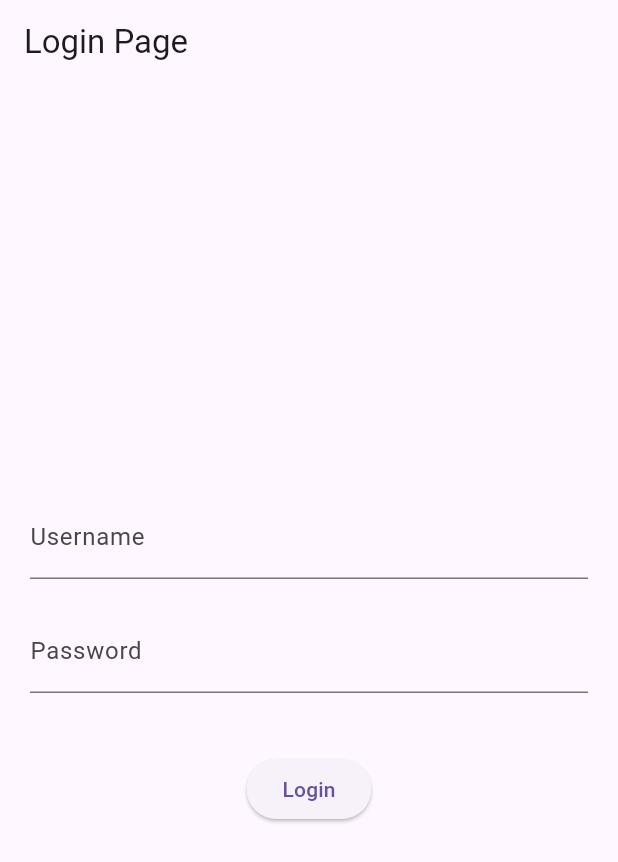
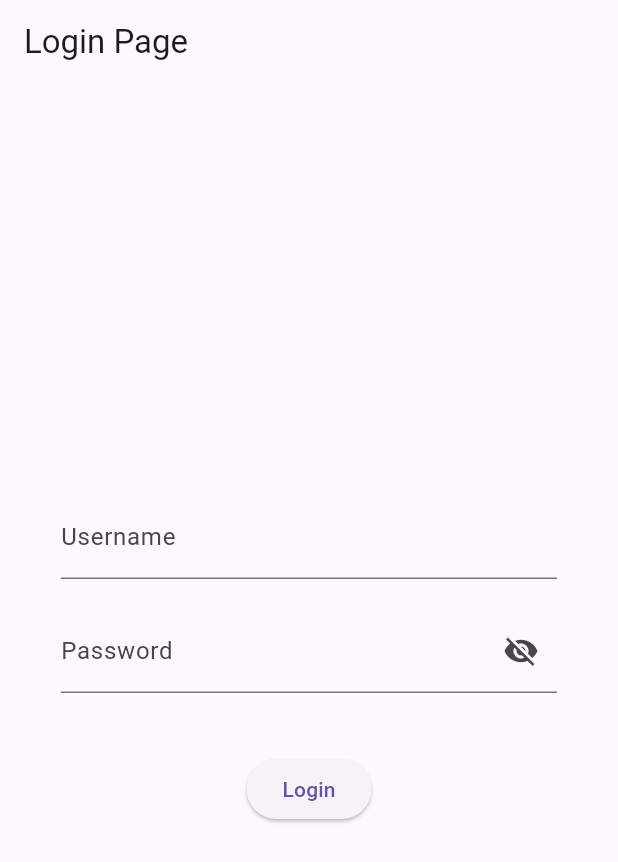
Before and after one commit to TanuAgarwal03/LoginApp, a Flutter app: the screen it shows after launch, on a phone screen of 412 x 824 dp. Shown: the top 862 px of the screen. Run offline on Flutter 3.47's test engine with Material 3 defaults, Android fonts, the phone set to English and light mode, and no system bars; our stand-ins replace image_picker, shared_preferences.

```diff
--- a/lib/main.dart
+++ b/lib/main.dart
@@ -31,6 +31,7 @@ class _LoginPageState extends State<LoginPage> {
   final TextEditingController _usernameController = TextEditingController();
   final TextEditingController _passwordController = TextEditingController();
   String _errorMessage = '';
+  bool _passwordVisible = false;
 
   Future<void> _saveDataLocally(String userId, String token) async {
     SharedPreferences prefs = await SharedPreferences.getInstance();
@@ -75,7 +76,7 @@ class _LoginPageState extends State<LoginPage> {
       ),
       body: Container(
         padding: const EdgeInsets.all(20.0),
-        // margin: EdgeInsets.symmetric(horizontal: MediaQuery.of(context).size.width * 0.3),
+        margin: EdgeInsets.symmetric(horizontal: MediaQuery.of(context).size.width * 0.05),
         child: Column(
           mainAxisAlignment: MainAxisAlignment.center,
           crossAxisAlignment: CrossAxisAlignment.center,
@@ -94,9 +95,15 @@ class _LoginPageState extends State<LoginPage> {
             const SizedBox(height: 20.0),
             TextFormField(
               controller: _passwordController,
-              obscureText: true,
-              decoration: const InputDecoration(
+              obscureText: !_passwordVisible,
+              decoration: InputDecoration(
                 labelText: 'Password',
+              suffixIcon: IconButton(icon: Icon(_passwordVisible ? Icons.visibility : Icons.visibility_off),
+              onPressed: () {
+                setState(() {
+                  _passwordVisible = !_passwordVisible;
+                });
+              },)
               ),
             ),
             const SizedBox(height: 40.0),
--- a/lib/userDetail.dart
+++ b/lib/userDetail.dart
@@ -68,7 +68,8 @@ class _UserDetailPageState extends State<UserDetailPage> {
         title: const Text('User Details'),
       ),
 
-      body: _pages.elementAt(_selectedIndex),
+      body: SingleChildScrollView(child:_pages.elementAt(_selectedIndex), ),
+
       bottomNavigationBar: BottomNavigationBar(
         backgroundColor: const Color.fromARGB(255, 182, 217, 233),
         items: const <BottomNavigationBarItem>[
```
Also changed, not shown: lib/userDetailUpdate.dart (+38 -23 lines).
